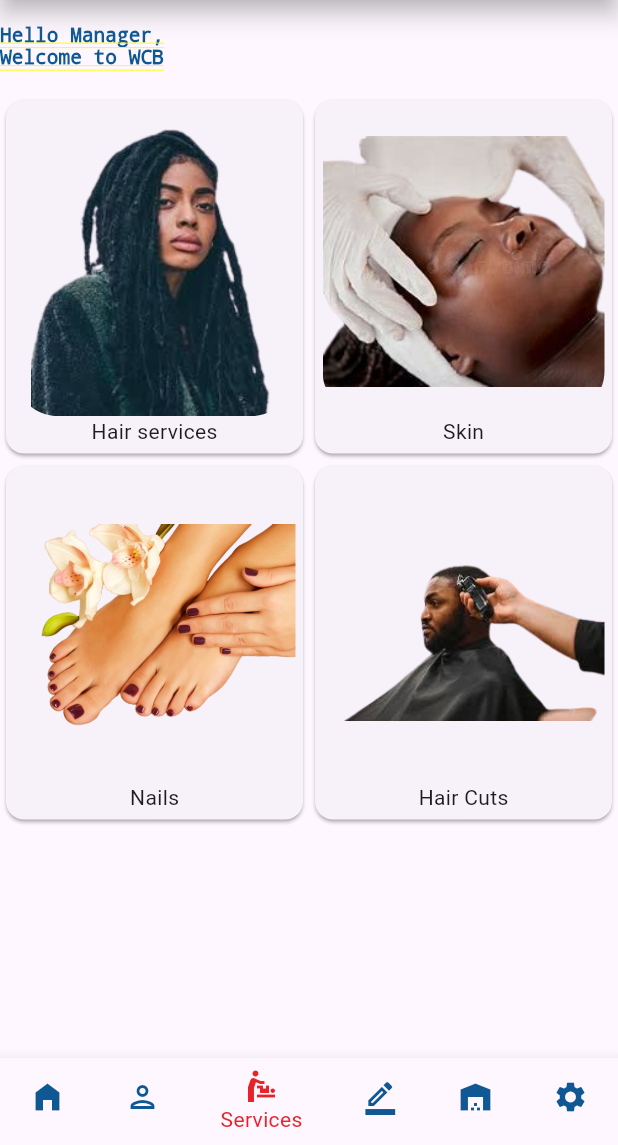
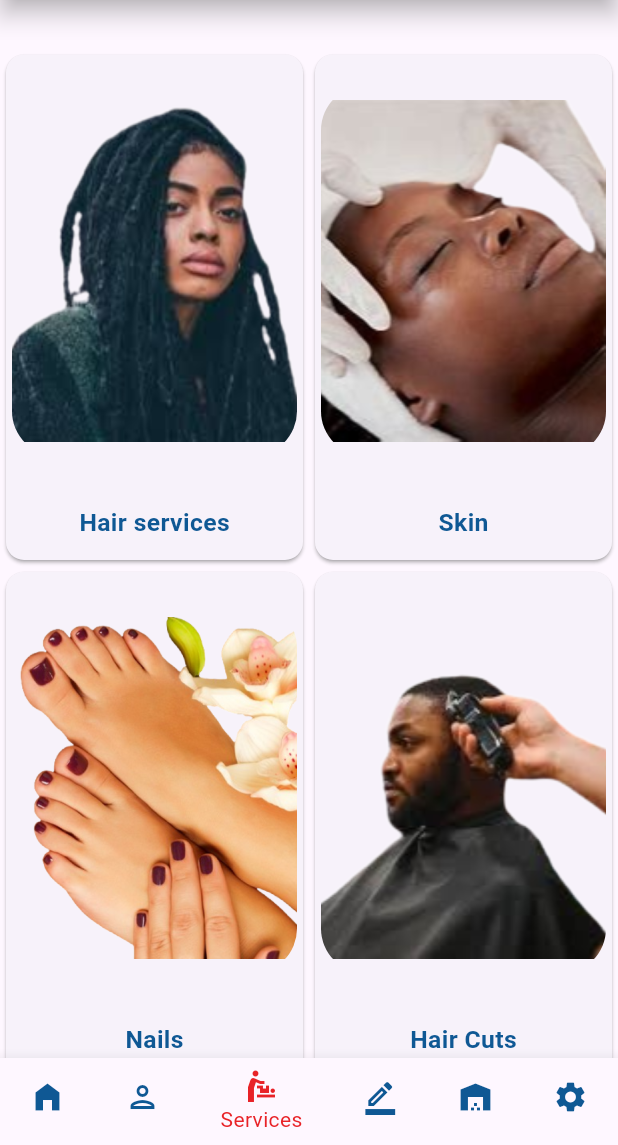
Before and after one commit to DeoLwena/wacky-classic-barbershop-Manager, a Flutter app: the HomeScreen screen opened directly, item 3 of the bottom bar chosen, on a phone screen of 412 x 824 dp, the part 91-1236 px from its top. Run offline on Flutter 3.47's test engine with Material 3 defaults, Android fonts, the phone set to English and light mode, and no system bars.

Commit message:
Manager pages (home)

```diff
--- a/wcb/lib/Screens/apps/InsideHome.dart
+++ /dev/null
@@ -1,49 +0,0 @@
-import 'package:flutter/material.dart';
-import 'package:wcb/custom_widgets.dart' as wigi;
-
-class InsideServices extends StatelessWidget {
-  @override
-  Widget build(BuildContext context) {
-    final screenheight = MediaQuery.of(context).size.height;
-    final screenwidth = MediaQuery.of(context).size.width;
-    return  MaterialApp(
-        home: SingleChildScrollView(
-      child: Column(children: [
-        Column(
-          children: [
-            Text(
-              'Hello,',
-              style: TextStyle(fontSize: 10),
-            ),
-            Text(
-              'UserName',
-              style: TextStyle(fontSize: 20, fontWeight: FontWeight.bold),
-            )
-          ],
-        ),
-        Row(
-          children: [
-            Text(
-              'AppServices',
-              style: TextStyle(fontWeight: FontWeight.bold, fontSize: 13),
-              textAlign: TextAlign.right,
-            )
-          ],
-        ),
-        Row(children: [
-          wigi.MyCard(imagename: 'servives.webp', Huduma: 'Services'),
-          Container(width: screenwidth*0.2),
-          wigi.MyCard(imagename: 'profile.jpg', Huduma: 'Profile'),
-          Container(width: screenwidth*0.2),
-          wigi.MyCard(imagename: 'profile.jpg', Huduma: 'Report'),
-          Container(width: screenwidth*0.2),
-          wigi.MyCard(imagename: 'settings.jpeg', Huduma: 'Settings'),
-          Container(width: screenwidth*0.2),
-          wigi.MyCard(imagename: 'stock.jpeg', Huduma: 'Stock'),
-          Container(width: screenwidth*0.2),
-        ])
-
-      ]),
-    ));
-  }
-}
--- a/wcb/lib/Screens/apps/home.dart
+++ b/wcb/lib/Screens/apps/home.dart
@@ -1,7 +1,9 @@
 import 'package:flutter/material.dart';
 import 'package:wcb/custom_widgets.dart' as wigi;
-import 'InsideServices.dart' as inside;
-import 'InsideHome.dart' as insidehome;
+import 'services/InsideServices.dart' as inside;
+import 'home/InsideHome.dart' as home;
+import 'reports/InsideReports.dart' as Reports;
+
 
 
 void main() {
@@ -11,8 +13,10 @@ void main() {
 class Home extends StatelessWidget {
   @override
   Widget build(BuildContext context) {
-    return MaterialApp(
-      home: HomeScreen(),
+    return SafeArea(
+      child: MaterialApp(
+        home: HomeScreen(),
+      ),
     );
   }
 }
@@ -26,10 +30,10 @@ class _HomeScreenState extends State<HomeScreen> {
   int _currentIndex = 0;
 
   final List<Widget> _pages = [
-    insidehome.InsideServices(),
+    home.InsideHome(),
     Center(child: Text("Report")),
     inside.InsideServices(),
-    Center(child: Text("Report")),
+    Reports.InsideReports(),
     Center(child: Text("stocks")),
     Center(child: Text("settings")),
 
--- /dev/null
+++ b/wcb/lib/Screens/apps/home/InsideHome.dart
@@ -0,0 +1,60 @@
+import 'package:flutter/material.dart';
+import 'package:wcb/custom_widgets.dart' as wigi;
+
+class InsideHome extends StatefulWidget {
+  @override
+  State<InsideHome> createState() => _InsideHomeState();
+}
+
+class _InsideHomeState extends State<InsideHome> {
+  @override
+  Widget build(BuildContext context) {
+
+    final screenheight = MediaQuery.of(context).size.height;
+    final screenwidth = MediaQuery.of(context).size.width;
+
+
+    return MaterialApp(
+        home: SingleChildScrollView(
+          child: Column(
+              crossAxisAlignment: CrossAxisAlignment.stretch,
+              children:[ wigi.Searchbar(),Container(height: screenheight*0.05),
+          Column(
+            children: [
+              Row(children: [
+                Container(width: screenwidth * 0.03,),
+                Flexible(
+                  child: Text(
+                    textAlign: TextAlign.center,
+                    'Hello Manager,',
+                    style: TextStyle(color: wigi.Blue, fontSize: screenheight * 0.03),
+                  ),
+                ),
+                Container(width: screenwidth * 0.2)])
+              ,
+              Container(height: screenheight *0.04,),
+              Row(
+                children: [
+                  Flexible(child: wigi.MyCard(imagename: 'profile.jpg' , Huduma: 'Profile')),
+                  Flexible(child: wigi.MyCard(imagename: 'services.jpg', Huduma: 'Service'))
+                ],
+              ),
+              Row(
+                children: [
+                  Flexible(child: wigi.MyCard(imagename: 'report.jpg', Huduma: 'Report')),
+                  Flexible(child: wigi.MyCard(imagename: 'stock.jpg', Huduma: 'Stock')),
+                ],
+              ),
+              Row(
+                children: [
+                  Flexible(child: wigi.MyCard(imagename: 'settings.jpg', Huduma: 'Settings')),
+                  Flexible(child: wigi.MyCard(imagename: 'alpha.png', Huduma: 'Log Out'))
+                ],
+              ),
+            ],
+          ),]
+              ),
+        )
+    );
+  }
+}
--- a/wcb/lib/Screens/apps/InsideServices.dart
+++ b/wcb/lib/Screens/apps/services/InsideServices.dart
@@ -4,23 +4,17 @@ import 'package:wcb/custom_widgets.dart' as wigi;
 class InsideServices extends StatelessWidget {
   @override
   Widget build(BuildContext context) {
+
     final screenheight =MediaQuery.of(context).size.height;
     final screenwidth =MediaQuery.of(context).size.width;
+
     return MaterialApp(
       home: SingleChildScrollView(
         child: Column(
           mainAxisAlignment: MainAxisAlignment.center,
           crossAxisAlignment: CrossAxisAlignment.center,
           children: [Container(height: screenheight * 0.025),
-            Row(children: [
-              Flexible(
-                child: Text(
-                  textAlign: TextAlign.center,
-                  'Hello Manager,\nWelcome to WCB',
-                  style: TextStyle(color: wigi.Blue, fontSize: 13),
-                ),
-              ),
-            Container(width: screenwidth * 0.2)]),
+
             Container(height: screenheight * 0.02),
             Row(
               children: [Flexible(child:
--- a/wcb/lib/custom_widgets.dart
+++ b/wcb/lib/custom_widgets.dart
@@ -93,13 +93,15 @@ class _InsideAppBarState extends State<InsideAppBar> {
           alignment: Alignment.center,
           image: const AssetImage('images/alpha.png'),
         ),
-        actions: [
-          Padding(
+
+
+        actions: [Padding(
               padding: EdgeInsets.all(1.0),
                 child: CircleAvatar(
                     foregroundImage:AssetImage('images/g.jpeg')),
               )
-        ]);
+        ]
+    );
   }
 }
 
@@ -178,24 +180,64 @@ class MyCard extends StatelessWidget {
         onTap: () async {},
         child: Card(
           shadowColor: Colors.grey,
+
+
           child: Padding(
-            padding: EdgeInsets.all(5),
+            padding: EdgeInsets.all(4),
             child: Column(
               crossAxisAlignment: CrossAxisAlignment.center,
               mainAxisAlignment: MainAxisAlignment.center,
               children: [
+              Container(height: screenheight*0.02,),
                 ClipRRect(
                   borderRadius: BorderRadius.circular(30),
                   child: Image(
                     image: AssetImage('images/$imagename'),
-                    height: screenheight * 0.25,
+                    height: screenheight * 0.3,
                     width: screenwidth * 0.5,
                   ),
                 ),
-                Text(Huduma)
+                Container(height: screenheight*0.04,),
+                Text(Huduma,style: TextStyle(color: Blue, fontWeight: FontWeight.bold, fontSize: screenwidth* 0.04),)
+                ,
+                Container(height: screenheight*0.01,),
               ],
             ),
           ),
         ));
   }
 }
+
+
+class Searchbar extends StatelessWidget {
+  @override
+  Widget build(BuildContext context) {
+    final screenheight = MediaQuery.of(context).size.height;
+    final screenwidth = MediaQuery.of(context).size.width;
+
+    Searchbar();
+
+    return  Column(
+        mainAxisAlignment: MainAxisAlignment.start,
+        crossAxisAlignment: CrossAxisAlignment.center,
+        children: [
+          Container(height: screenheight * 0.025),
+          Container(
+              height: screenheight * 0.04,
+              width: screenwidth *0.5,
+              child: SearchBar(
+                hintText: 'Search',
+                shape: MaterialStateProperty.all(
+                  RoundedRectangleBorder(
+                      borderRadius: BorderRadius.circular(screenheight * 1),
+                      side: BorderSide(
+                        color: Blue,
+                        width: screenwidth * 0.001,
+                      )),
+                ),
+              ))
+        ],
+
+    );
+  }
+}
```
Also changed, not shown: wcb/lib/Screens/apps/reports/InsideReports.dart (added, +55 -0 lines), wcb/images/Ras.png, wcb/images/haircut colored.png, wcb/images/kucha.png, wcb/images/massage.png, wcb/images/profile.jpg, wcb/images/report.jpeg (deleted), wcb/images/stock.jpeg (deleted), wcb/lib/Screens/apps/InsideStock.dart (deleted), wcb/lib/Screens/apps/inventory/InsideStock.dart (added).
